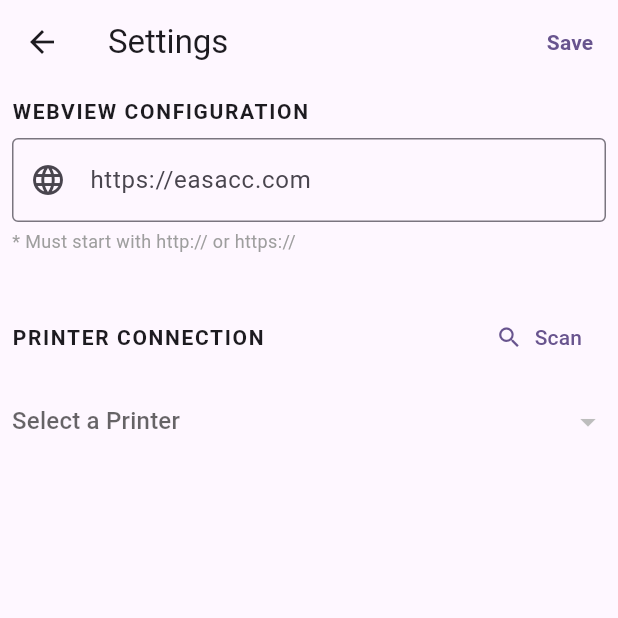
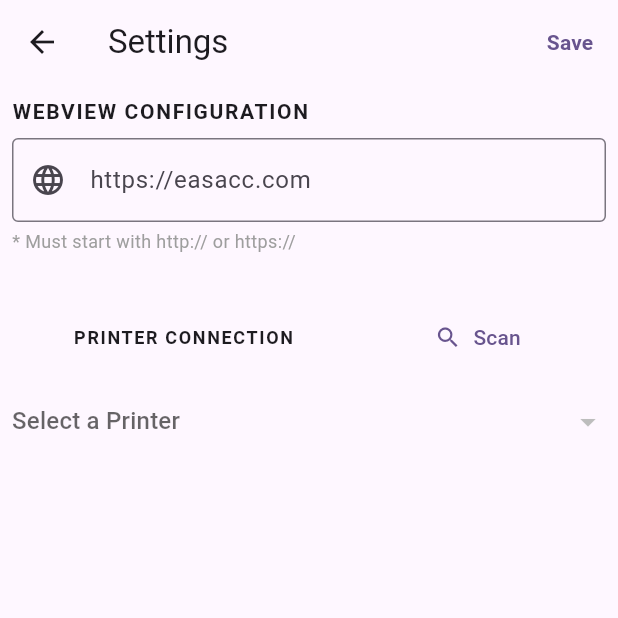
Before and after one commit to Bahnooos/easacc_assessment, a Flutter app: the SettingsScreen screen opened by its route, on a phone screen of 412 x 824 dp, the top half of it. Run offline on Flutter 3.47's test engine with Material 3 defaults, Android fonts, the phone set to English and light mode, and no system bars; our stand-ins replace firebase_auth, firebase_core, flutter_bloc, flutter_blue_plus, google_sign_in, rxdart and 2 more; missing offline and left inert: flutter_facebook_auth, nsd; accounts and stored records are empty.

Commit message:
Update navigation and UI components in settings and login screens
- Modified the save button in the settings screen to navigate to the web view after saving the URL.
- Adjusted the layout of the printer header widget for better spacing and updated text styling.
- Removed the keyboard type specification in the URL input widget for improved flexibility.
- Changed the navigation target in the login screen to redirect to the web view upon successful authentication.

```diff
--- a/lib/features/settings/presentation/settings_screen.dart
+++ b/lib/features/settings/presentation/settings_screen.dart
@@ -21,7 +21,10 @@ class _SettingsScreenState extends State<SettingsScreen> {
         title: const Text('Settings'),
         actions: [
           TextButton(
-            onPressed: () => settings.saveUrl(settings.state.currentUrl),
+            onPressed: () {
+              settings.saveUrl(settings.state.currentUrl);
+              Navigator.pushNamed(context, '/web');
+            },
             child: const Text(
               'Save',
               style: TextStyle(fontWeight: FontWeight.bold),
--- a/lib/features/settings/presentation/widgets/printer_header_widget.dart
+++ b/lib/features/settings/presentation/widgets/printer_header_widget.dart
@@ -10,11 +10,16 @@ class PrinterHeaderWidget extends StatelessWidget {
   Widget build(BuildContext context) {
     final cubit = context.watch<SettingsCubit>();
     return Row(
-      mainAxisAlignment: MainAxisAlignment.spaceBetween,
+      mainAxisAlignment: MainAxisAlignment.spaceAround,
       children: [
         const Text(
           'PRINTER CONNECTION',
-          style: TextStyle(fontWeight: FontWeight.bold, letterSpacing: 1.1),
+
+          style: TextStyle(
+            fontSize: 12,
+            fontWeight: FontWeight.bold,
+            letterSpacing: 1.1,
+          ),
         ),
         TextButton.icon(
           icon: Icon(cubit.state.isScanning ? Icons.stop : Icons.search),
--- a/lib/features/settings/presentation/widgets/url_input_widget.dart
+++ b/lib/features/settings/presentation/widgets/url_input_widget.dart
@@ -20,7 +20,7 @@ class UrlInputWidget extends StatelessWidget {
         const SizedBox(height: 8),
         TextField(
           controller: controller,
-          keyboardType: TextInputType.url,
+
           decoration: const InputDecoration(
             prefixIcon: Icon(Icons.language),
             hintText: 'https://easacc.com',
--- a/lib/features/social_login/presentation/login_screen.dart
+++ b/lib/features/social_login/presentation/login_screen.dart
@@ -19,7 +19,7 @@ class LoginScreen extends StatelessWidget {
         body: BlocConsumer<AuthCubit, AuthState>(
           listener: (context, state) {
             if (state is AuthSuccess) {
-              Navigator.of(context).pushReplacementNamed('/settings');
+              Navigator.of(context).pushReplacementNamed('/web');
             } else if (state is AuthFailure) {
               ScaffoldMessenger.of(context).showSnackBar(
                 SnackBar(
```
